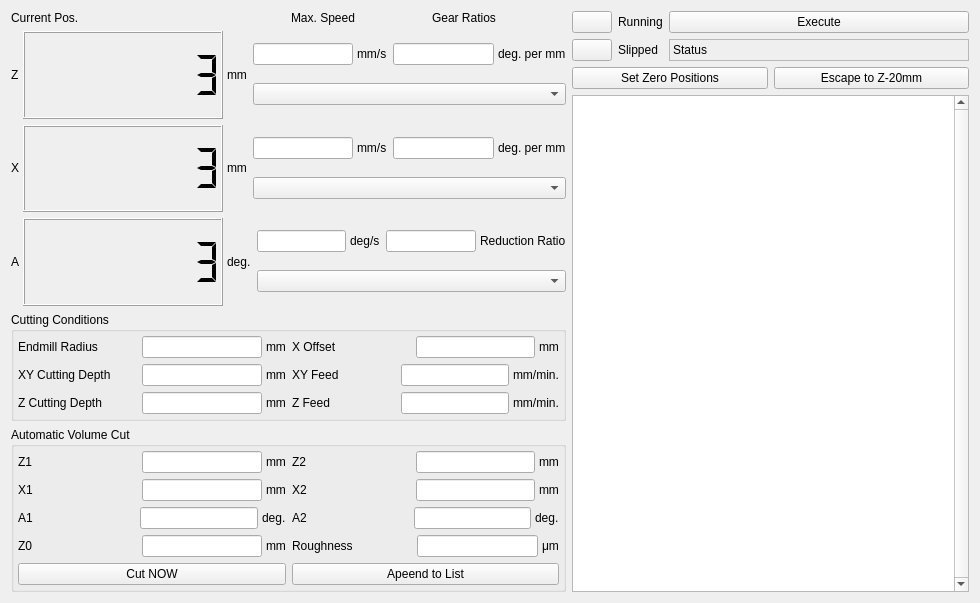
Before: the Qt Designer form modules/motor/camform.ui in northriv/KAME, drawn with Qt 5.
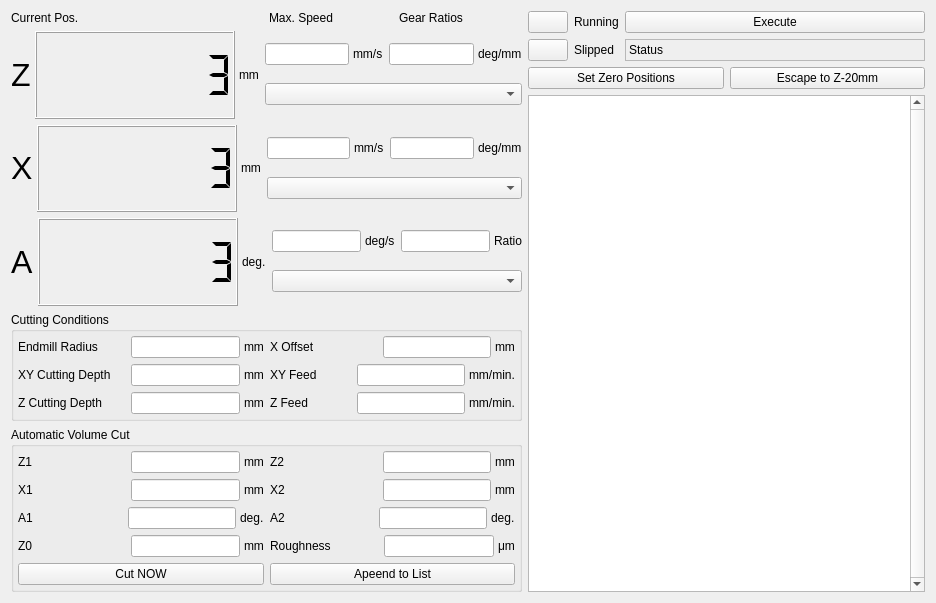
After: the same form once the commit is applied.

Commit message: Micro CAM

The edit to the form file:
```diff
--- a/modules/motor/camform.ui
+++ b/modules/motor/camform.ui
@@ -6,7 +6,7 @@
    <rect>
     <x>0</x>
     <y>0</y>
-    <width>980</width>
+    <width>936</width>
     <height>603</height>
    </rect>
   </property>
@@ -102,6 +102,11 @@
               <verstretch>0</verstretch>
              </sizepolicy>
             </property>
+            <property name="font">
+             <font>
+              <pointsize>24</pointsize>
+             </font>
+            </property>
             <property name="frameShape">
              <enum>QFrame::NoFrame</enum>
             </property>
@@ -257,7 +262,7 @@
                </sizepolicy>
               </property>
               <property name="text">
-               <string>deg. per mm</string>
+               <string>deg/mm</string>
               </property>
               <property name="wordWrap">
                <bool>false</bool>
@@ -288,6 +293,11 @@
               <verstretch>0</verstretch>
              </sizepolicy>
             </property>
+            <property name="font">
+             <font>
+              <pointsize>24</pointsize>
+             </font>
+            </property>
             <property name="text">
              <string>X</string>
             </property>
@@ -437,7 +447,7 @@
                </sizepolicy>
               </property>
               <property name="text">
-               <string>deg. per mm</string>
+               <string>deg/mm</string>
               </property>
               <property name="wordWrap">
                <bool>false</bool>
@@ -475,6 +485,11 @@
               <verstretch>0</verstretch>
              </sizepolicy>
             </property>
+            <property name="font">
+             <font>
+              <pointsize>24</pointsize>
+             </font>
+            </property>
             <property name="text">
              <string>A</string>
             </property>
@@ -624,7 +639,7 @@
                </sizepolicy>
               </property>
               <property name="text">
-               <string>Reduction Ratio</string>
+               <string>Ratio</string>
               </property>
               <property name="wordWrap">
                <bool>false</bool>
```
